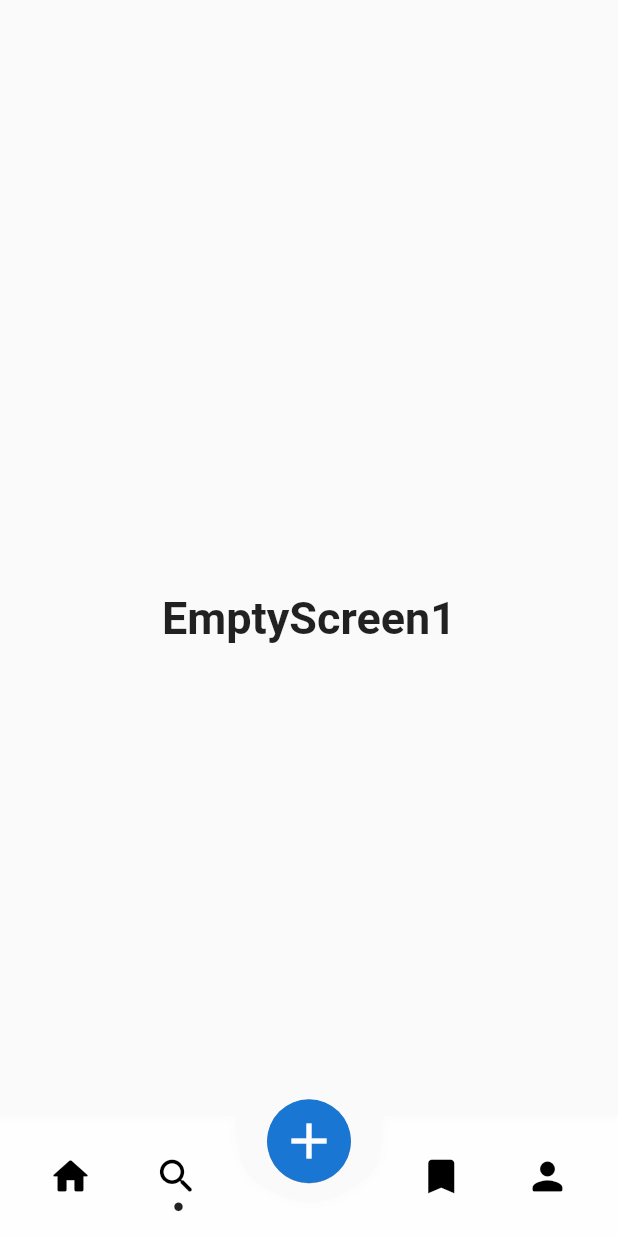
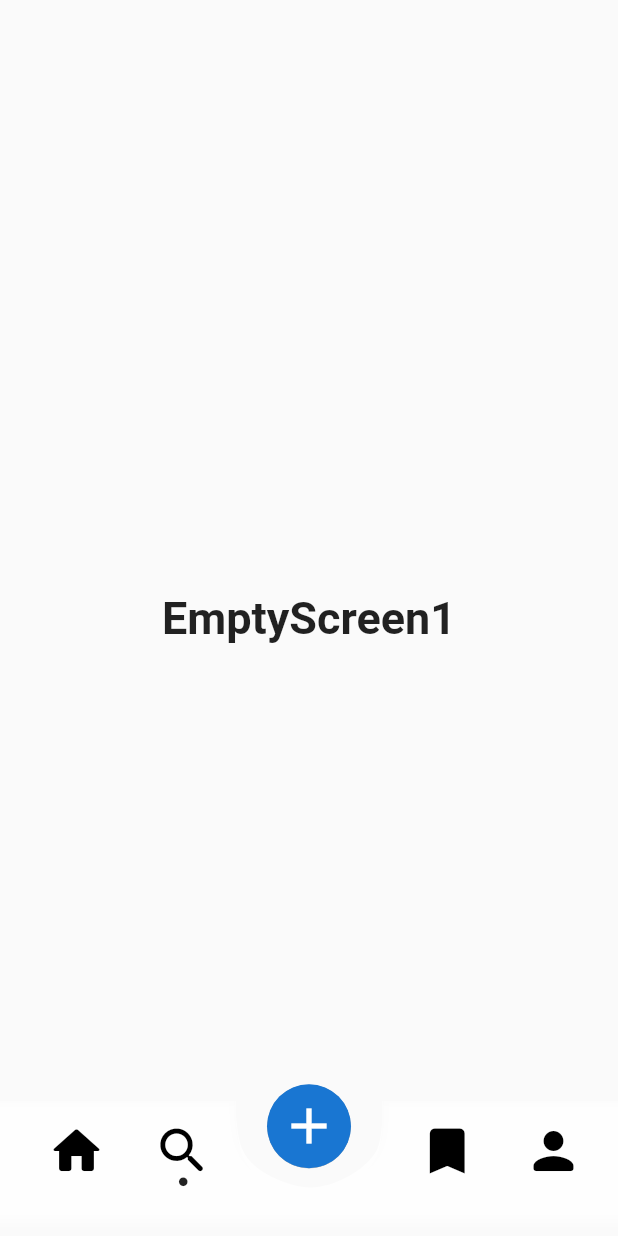
Before and after one commit to aayman97/Art_Gallery_Using_Futter, a Flutter app: the screen it shows after launch, scrolled down 576 dp, after a tap on the "search" icon, on a phone screen of 412 x 824 dp. Run offline on Flutter 3.47's test engine with Material 2 defaults, Android fonts, the phone set to English and light mode, and no system bars; our stand-ins replace google_fonts.

Commit message:
Apply the last touches to the app

```diff
--- a/lib/homepage.dart
+++ b/lib/homepage.dart
@@ -17,15 +17,11 @@ class HomePage extends StatefulWidget {
 }
 
 class _HomePageState extends State<HomePage> {
-
   int _selectedIndex = 0;
   static const TextStyle optionStyle =
       TextStyle(fontSize: 30, fontWeight: FontWeight.bold);
   List<Widget> _widgetOptions = <Widget>[
-   Stack(
-      children: [
-      HomeScreen()
-      ]),
+    Stack(children: [HomeScreen()]),
     Text(
       'EmptyScreen1',
       style: optionStyle,
@@ -50,18 +46,16 @@ List<Widget> _widgetOptions = <Widget>[
     });
   }
 
-
   @override
   Widget build(BuildContext context) {
     var width = MediaQuery.of(context).size.width;
     var height = MediaQuery.of(context).size.height;
     return SafeArea(
+      top: true,
+      bottom: false,
       child: Scaffold(
-
         body: Stack(
           children: [
-
-
             Stack(
               children: [
                 Center(child: _widgetOptions.elementAt(_selectedIndex)),
@@ -70,7 +64,6 @@ List<Widget> _widgetOptions = <Widget>[
             ),
           ],
         ),
-
       ),
     );
   }
@@ -83,7 +76,7 @@ List<Widget> _widgetOptions = <Widget>[
         left: 0,
         child: Container(
           width: width,
-                  height: 80,
+          height: 90,
           child: Stack(
             overflow: Overflow.visible,
             children: [
@@ -93,7 +86,14 @@ List<Widget> _widgetOptions = <Widget>[
               ),
               Center(
                 heightFactor: 0.6,
-                        child: FloatingActionButton(backgroundColor: Colors.blue[700], child: Icon(Icons.add,size: 40,), elevation: 0.1, onPressed: () {}),
+                child: FloatingActionButton(
+                    backgroundColor: Colors.blue[700],
+                    child: Icon(
+                      Icons.add,
+                      size: 40,
+                    ),
+                    elevation: 0.1,
+                    onPressed: () {}),
               ),
               ClipPath(
                 clipper: PathClipper(),
@@ -101,19 +101,21 @@ List<Widget> _widgetOptions = <Widget>[
                   filter: ImageFilter.blur(sigmaX: 4.0, sigmaY: 4.0),
                   child: Container(
                     width: width,
-                            height: 80,
+                    height: 500,
                     child: Row(
                       mainAxisAlignment: MainAxisAlignment.spaceEvenly,
                       children: [
                         Container(
-
+                          height: 80,
                           child: Stack(
                             children: [
                               IconButton(
                                 icon: Icon(
                                   Icons.home_rounded,
-                                          color: _selectedIndex == 0 ? Colors.black : Colors.black,
-                                          size: 30,
+                                  color: _selectedIndex == 0
+                                      ? Colors.black
+                                      : Colors.black,
+                                  size: 40,
                                 ),
                                 onPressed: () {
                                   setState(() {
@@ -122,28 +124,36 @@ List<Widget> _widgetOptions = <Widget>[
                                 },
                                 splashColor: Colors.white,
                               ),
-
-                                     _selectedIndex == 0 ? Positioned(
-                                        left : width*0.0525,
-                                        top : height*0.05,
-                                        child: Icon(Icons.circle,size: 7,)
-                                        ) : Positioned(
-                                        left : width*0.05,
-                                        top : height*0.05,
-                                        child: Icon(Icons.circle,size: 7,color: Colors.transparent,)
-                                        )
+                              _selectedIndex == 0
+                                  ? Positioned(
+                                      left: width * 0.06,
+                                      top: height * 0.055,
+                                      child: Icon(
+                                        Icons.circle,
+                                        size: 7,
+                                      ))
+                                  : Positioned(
+                                      left: width * 0.05,
+                                      top: height * 0.05,
+                                      child: Icon(
+                                        Icons.circle,
+                                        size: 7,
+                                        color: Colors.transparent,
+                                      ))
                             ],
                           ),
                         ),
                         Container(
-
+                          height: 80,
                           child: Stack(
                             children: [
                               IconButton(
                                 icon: Icon(
                                   Icons.search_rounded,
-                                          color: _selectedIndex == 1 ? Colors.black : Colors.black,
-                                           size: 30,
+                                  color: _selectedIndex == 1
+                                      ? Colors.black
+                                      : Colors.black,
+                                 size: 40,
                                 ),
                                 onPressed: () {
                                   setState(() {
@@ -152,16 +162,22 @@ List<Widget> _widgetOptions = <Widget>[
                                 },
                                 splashColor: Colors.white,
                               ),
-
-                                     _selectedIndex == 1 ? Positioned(
-                                          left : width*0.0525,
-                                        top : height*0.05,
-                                        child: Icon(Icons.circle,size: 7,)
-                                        ) : Positioned(
-                                        left : width*0.05,
-                                        top : height*0.05,
-                                        child: Icon(Icons.circle,size: 7,color: Colors.transparent,)
-                                        )
+                              _selectedIndex == 1
+                                  ? Positioned(
+                                   left: width * 0.06,
+                                      top: height * 0.055,
+                                      child: Icon(
+                                        Icons.circle,
+                                        size: 7,
+                                      ))
+                                  : Positioned(
+                                      left: width * 0.05,
+                                      top: height * 0.05,
+                                      child: Icon(
+                                        Icons.circle,
+                                        size: 7,
+                                        color: Colors.transparent,
+                                      ))
                             ],
                           ),
                         ),
@@ -169,14 +185,16 @@ List<Widget> _widgetOptions = <Widget>[
                           width: width * 0.20,
                         ),
                         Container(
-
+                          height: 80,
                           child: Stack(
                             children: [
                               IconButton(
                                 icon: Icon(
                                   Icons.bookmark_rounded,
-                                          color: _selectedIndex == 2 ? Colors.black : Colors.black,
-                                           size: 30,
+                                  color: _selectedIndex == 2
+                                      ? Colors.black
+                                      : Colors.black,
+                                   size: 40,
                                 ),
                                 onPressed: () {
                                   setState(() {
@@ -185,28 +203,36 @@ List<Widget> _widgetOptions = <Widget>[
                                 },
                                 splashColor: Colors.white,
                               ),
-
-                                     _selectedIndex == 2? Positioned(
-                                          left : width*0.0525,
-                                        top : height*0.05,
-                                        child: Icon(Icons.circle,size: 7,)
-                                        ) : Positioned(
-                                        left : width*0.05,
-                                        top : height*0.05,
-                                        child: Icon(Icons.circle,size: 7,color: Colors.transparent,)
-                                        )
+                              _selectedIndex == 2
+                                  ? Positioned(
+                                      left: width * 0.06,
+                                      top: height * 0.055,
+                                      child: Icon(
+                                        Icons.circle,
+                                        size: 7,
+                                      ))
+                                  : Positioned(
+                                      left: width * 0.05,
+                                      top: height * 0.05,
+                                      child: Icon(
+                                        Icons.circle,
+                                        size: 7,
+                                        color: Colors.transparent,
+                                      ))
                             ],
                           ),
                         ),
                         Container(
-
+                          height: 80,
                           child: Stack(
                             children: [
                               IconButton(
                                 icon: Icon(
                                   Icons.person_rounded,
-                                          color: _selectedIndex == 3 ? Colors.black : Colors.black,
-                                           size: 30,
+                                  color: _selectedIndex == 3
+                                      ? Colors.black
+                                      : Colors.black,
+                                  size: 40,
                                 ),
                                 onPressed: () {
                                   setState(() {
@@ -215,16 +241,22 @@ List<Widget> _widgetOptions = <Widget>[
                                 },
                                 splashColor: Colors.white,
                               ),
-
-                                     _selectedIndex == 3 ? Positioned(
-                                          left : width*0.0525,
-                                        top : height*0.05,
-                                        child: Icon(Icons.circle,size: 7,)
-                                        ) : Positioned(
-                                        left : width*0.05,
-                                        top : height*0.05,
-                                        child: Icon(Icons.circle,size: 7,color: Colors.transparent,)
-                                        )
+                              _selectedIndex == 3
+                                  ? Positioned(
+                                     left: width * 0.06,
+                                      top: height * 0.055,
+                                      child: Icon(
+                                        Icons.circle,
+                                        size: 7,
+                                      ))
+                                  : Positioned(
+                                      left: width * 0.05,
+                                      top: height * 0.05,
+                                      child: Icon(
+                                        Icons.circle,
+                                        size: 7,
+                                        color: Colors.transparent,
+                                      ))
                             ],
                           ),
                         ),
@@ -237,32 +269,43 @@ List<Widget> _widgetOptions = <Widget>[
           ),
         ),
       ),
-
-
     );
   }
-
-
-
-
-
-
 }
 
-class PathClipper  extends CustomClipper<Path> {
+class PathClipper extends CustomClipper<Path> {
   @override
   Path getClip(Size size) {
     Path path_0 = Path();
-    path_0.moveTo(size.width,size.height);
-    path_0.lineTo(size.width,0);
-    path_0.lineTo(size.width*0.6190476,0);
-    path_0.cubicTo(size.width*0.6190476,0,size.width*0.6210095,size.height*0.3014740,size.width*0.6095238,size.height*0.4100000);
-    path_0.cubicTo(size.width*0.5904762,size.height*0.5900000,size.width*0.5365143,size.height*0.7219420,size.width*0.5023810,size.height*0.7200000);
-    path_0.cubicTo(size.width*0.4690529,size.height*0.7181040,size.width*0.4095238,size.height*0.6000000,size.width*0.3928571,size.height*0.4100000);
-    path_0.cubicTo(size.width*0.3807843,size.height*0.2723700,size.width*0.3809524,0,size.width*0.3809524,0);
-    path_0.lineTo(0,0);
-    path_0.lineTo(0,size.height);
-    path_0.lineTo(size.width,size.height);
+    path_0.moveTo(size.width, size.height);
+    path_0.lineTo(size.width, 0);
+    path_0.lineTo(size.width * 0.6190476, 0);
+    path_0.cubicTo(
+        size.width * 0.6190476,
+        0,
+        size.width * 0.6210095,
+        size.height * 0.3014740,
+        size.width * 0.6095238,
+        size.height * 0.4100000);
+    path_0.cubicTo(
+        size.width * 0.5904762,
+        size.height * 0.5900000,
+        size.width * 0.5365143,
+        size.height * 0.7219420,
+        size.width * 0.5023810,
+        size.height * 0.7200000);
+    path_0.cubicTo(
+        size.width * 0.4690529,
+        size.height * 0.7181040,
+        size.width * 0.4095238,
+        size.height * 0.6000000,
+        size.width * 0.3928571,
+        size.height * 0.4100000);
+    path_0.cubicTo(size.width * 0.3807843, size.height * 0.2723700,
+        size.width * 0.3809524, 0, size.width * 0.3809524, 0);
+    path_0.lineTo(0, 0);
+    path_0.lineTo(0, size.height);
+    path_0.lineTo(size.width, size.height);
     path_0.close();
     return path_0;
   }
@@ -274,34 +317,51 @@ class PathClipper  extends CustomClipper<Path> {
   }
 }
 
-
 //Copy this CustomPainter code to the Bottom of the File
 class RPSCustomPainter extends CustomPainter {
   @override
   void paint(Canvas canvas, Size size) {
-
-
     Path path_0 = Path();
-    path_0.moveTo(size.width,size.height);
-    path_0.lineTo(size.width,0);
-    path_0.lineTo(size.width*0.6190476,0);
-    path_0.cubicTo(size.width*0.6190476,0,size.width*0.6210095,size.height*0.3014740,size.width*0.6095238,size.height*0.4100000);
-    path_0.cubicTo(size.width*0.5904762,size.height*0.5900000,size.width*0.5365143,size.height*0.7219420,size.width*0.5023810,size.height*0.7200000);
-    path_0.cubicTo(size.width*0.4690529,size.height*0.7181040,size.width*0.4095238,size.height*0.6000000,size.width*0.3928571,size.height*0.4100000);
-    path_0.cubicTo(size.width*0.3807843,size.height*0.2723700,size.width*0.3809524,0,size.width*0.3809524,0);
-    path_0.lineTo(0,0);
-    path_0.lineTo(0,size.height);
-    path_0.lineTo(size.width,size.height);
+    path_0.moveTo(size.width, size.height);
+    path_0.lineTo(size.width, 0);
+    path_0.lineTo(size.width * 0.6190476, 0);
+    path_0.cubicTo(
+        size.width * 0.6190476,
+        0,
+        size.width * 0.6210095,
+        size.height * 0.3014740,
+        size.width * 0.6095238,
+        size.height * 0.4100000);
+    path_0.cubicTo(
+        size.width * 0.5904762,
+        size.height * 0.5900000,
+        size.width * 0.5365143,
+        size.height * 0.7219420,
+        size.width * 0.5023810,
+        size.height * 0.7200000);
+    path_0.cubicTo(
+        size.width * 0.4690529,
+        size.height * 0.7181040,
+        size.width * 0.4095238,
+        size.height * 0.6000000,
+        size.width * 0.3928571,
+        size.height * 0.4100000);
+    path_0.cubicTo(size.width * 0.3807843, size.height * 0.2723700,
+        size.width * 0.3809524, 0, size.width * 0.3809524, 0);
+    path_0.lineTo(0, 0);
+    path_0.lineTo(0, size.height);
+    path_0.lineTo(size.width, size.height);
     path_0.close();
 
-Paint paint_0_stroke = Paint()..style=PaintingStyle.stroke..strokeWidth=2;
-paint_0_stroke.color=Colors.black.withOpacity(0.0);
-canvas.drawPath(path_0,paint_0_stroke);
+    Paint paint_0_stroke = Paint()
+      ..style = PaintingStyle.stroke
+      ..strokeWidth = 2;
+    paint_0_stroke.color = Colors.black.withOpacity(0.0);
+    canvas.drawPath(path_0, paint_0_stroke);
 
-Paint paint_0_fill = Paint()..style=PaintingStyle.fill;
+    Paint paint_0_fill = Paint()..style = PaintingStyle.fill;
     paint_0_fill.color = Colors.white.withOpacity(0.8);
-canvas.drawPath(path_0,paint_0_fill);
-
+    canvas.drawPath(path_0, paint_0_fill);
   }
 
   @override
```
Lines whose indentation alone changed are shown as unchanged.
